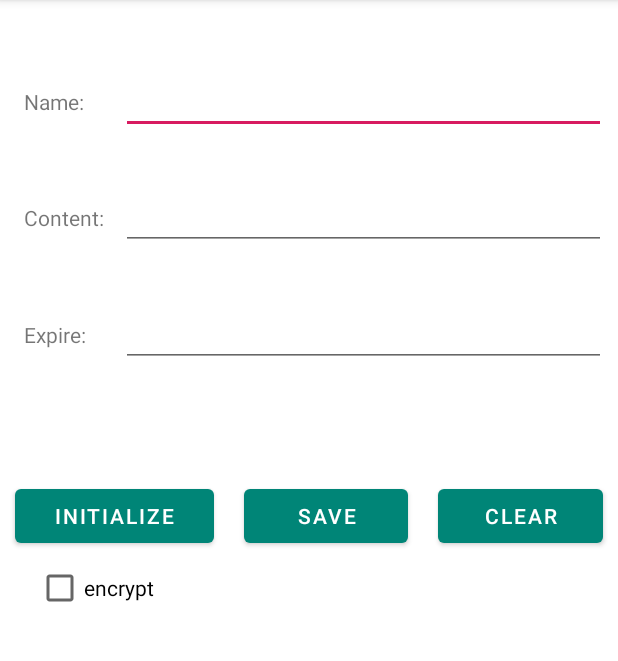
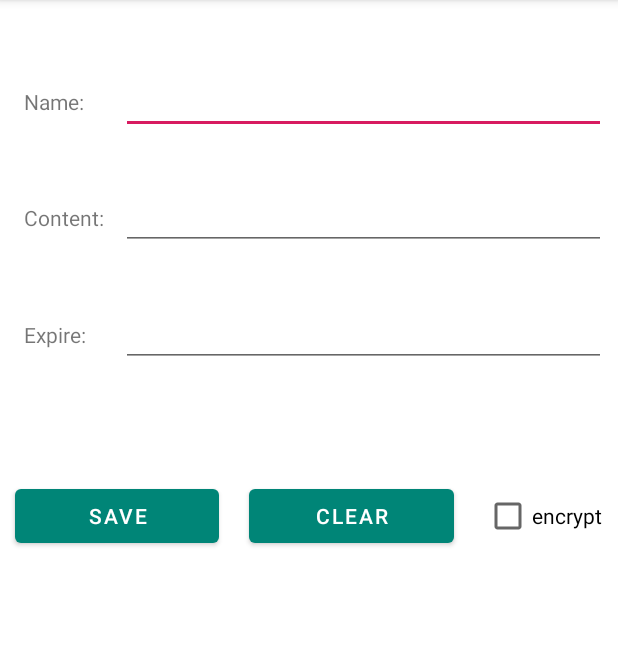
Before and after one commit to kiji1340/CacheLRU, an Android app: the screen it shows after launch (MainActivity), after a tap on "SAVE", on a phone screen of 412 x 824 dp, the part 84-745 px from its top. Run offline under Robolectric (Android 15) with nearby library versions, the phone set to English and light mode, and no system bars; libraries missing offline, so code that uses them is left out: androidx.constraintlayout.solver; 2 statements that could not run were skipped.

Commit message:
update code

```diff
--- a/app/src/main/java/com/db1608/cachelru/MainActivity.kt
+++ b/app/src/main/java/com/db1608/cachelru/MainActivity.kt
@@ -4,12 +4,17 @@ import android.os.Bundle
 import android.view.View
 import android.widget.CompoundButton
 import androidx.appcompat.app.AppCompatActivity
+import androidx.constraintlayout.solver.Cache
 import com.db1608.cache.CacheLRU
 import com.db1608.cache.CacheLRUBuilder
+import com.db1608.cache.coroutine.CoroutineCache
 import kotlinx.android.synthetic.main.activity_main.*
+import java.util.concurrent.TimeUnit
 
 class MainActivity : AppCompatActivity(), View.OnClickListener, CompoundButton.OnCheckedChangeListener {
-
+    companion object{
+        private const val DATA = "DATA"
+    }
     private var encrypted = false
     override fun onCheckedChanged(buttonView: CompoundButton?, isChecked: Boolean) {
         encrypted = isChecked
@@ -17,19 +22,18 @@ class MainActivity : AppCompatActivity(), View.OnClickListener, CompoundButton.O
 
     override fun onClick(v: View?) {
         when (v) {
-            initializeBtn -> {
-
-                CacheLRUBuilder.configure(8152)
-                    .initialize()
-            }
 
             saveBtn -> {
                 val data = Data(nameEd.text.toString(), contentEd.text.toString())
-                CacheLRU.put("data", data)
+                if (expiredEd.text.isEmpty()) {
+                    CacheLRU.put(DATA, data).execute()
+                } else {
+                    CacheLRU.put(DATA, data).setExpiry(expiredEd.text.toString().toLong(), TimeUnit.MINUTES).execute()
+                }
             }
 
             clearBtn -> {
-
+                CacheLRU.clear()
             }
         }
     }
@@ -40,5 +44,8 @@ class MainActivity : AppCompatActivity(), View.OnClickListener, CompoundButton.O
         encryptCB.setOnCheckedChangeListener(this)
         saveBtn.setOnClickListener(this)
         clearBtn.setOnClickListener(this)
+        val data = CoroutineCache.getAsync(DATA, Data::class.java)
+
+
     }
 }
--- a/app/src/main/res/layout/activity_main.xml
+++ b/app/src/main/res/layout/activity_main.xml
@@ -98,14 +98,7 @@
             app:layout_constraintEnd_toEndOf="parent"
             app:layout_constraintStart_toStartOf="parent"
             app:layout_constraintBottom_toTopOf="@+id/dataTxt">
-        <Button
-                android:id="@+id/initializeBtn"
-                android:layout_width="wrap_content"
-                android:layout_height="wrap_content"
-                android:text="initialize"
-                android:layout_marginStart="10dp"
-                android:layout_marginEnd="10dp"
-                android:layout_weight="1"/>
+
         <Button
                 android:id="@+id/saveBtn"
                 android:layout_width="wrap_content"
@@ -123,15 +116,18 @@
                 android:layout_marginEnd="10dp"
                 android:text="clear"/>
 
+        <androidx.appcompat.widget.AppCompatCheckBox
+                android:id="@+id/encryptCB"
+                android:layout_width="wrap_content"
+                android:layout_height="wrap_content"
+                app:layout_constraintTop_toBottomOf="@id/contentButton"
+                app:layout_constraintStart_toStartOf="@+id/guideline"
+                android:layout_marginStart="10dp"
+                android:layout_marginEnd="10dp"
+                android:text="encrypt"/>
+
     </LinearLayout>
 
-    <androidx.appcompat.widget.AppCompatCheckBox
-            android:id="@+id/encryptCB"
-            android:layout_width="wrap_content"
-            android:layout_height="wrap_content"
-            app:layout_constraintTop_toBottomOf="@id/contentButton"
-            app:layout_constraintStart_toStartOf="@+id/guideline"
-            android:text="encrypt" android:layout_marginStart="8dp"/>
 
     <androidx.constraintlayout.widget.Guideline
             android:id="@+id/guideline"
```
Also changed, not shown: app/src/main/java/com/db1608/cachelru/MyApplication.kt (added, +15 -0 lines), 1 other file.
